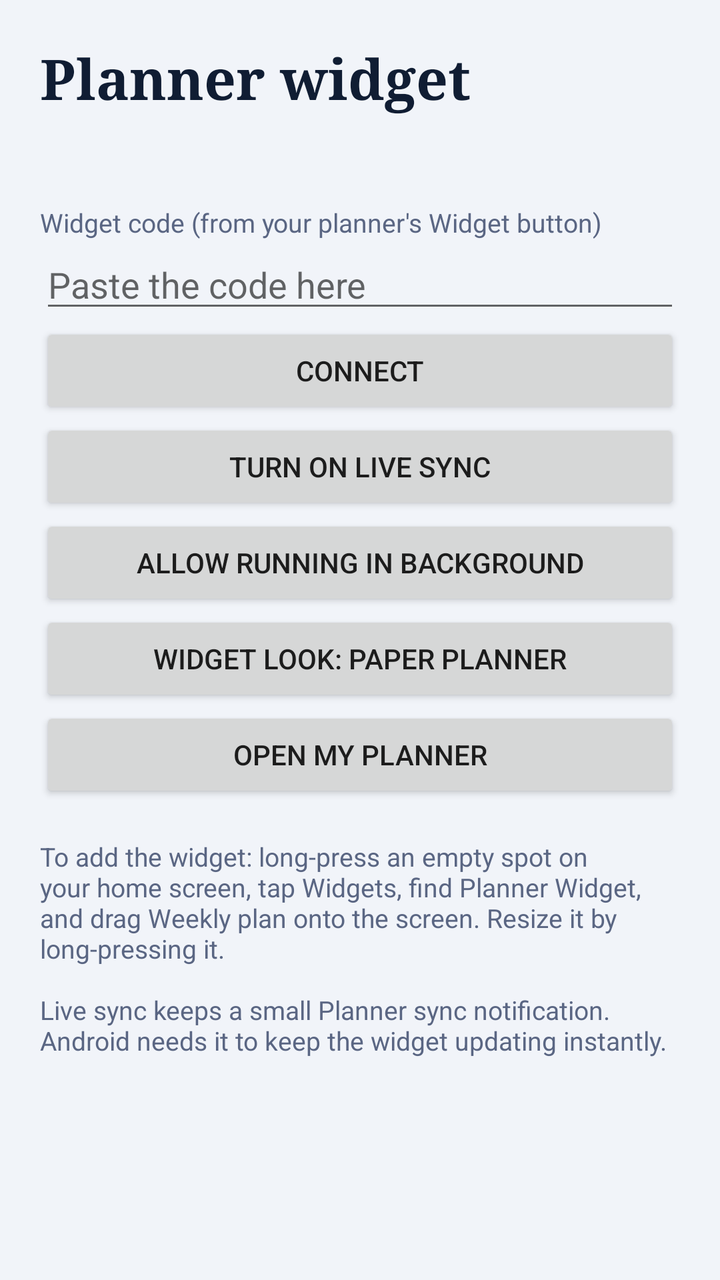
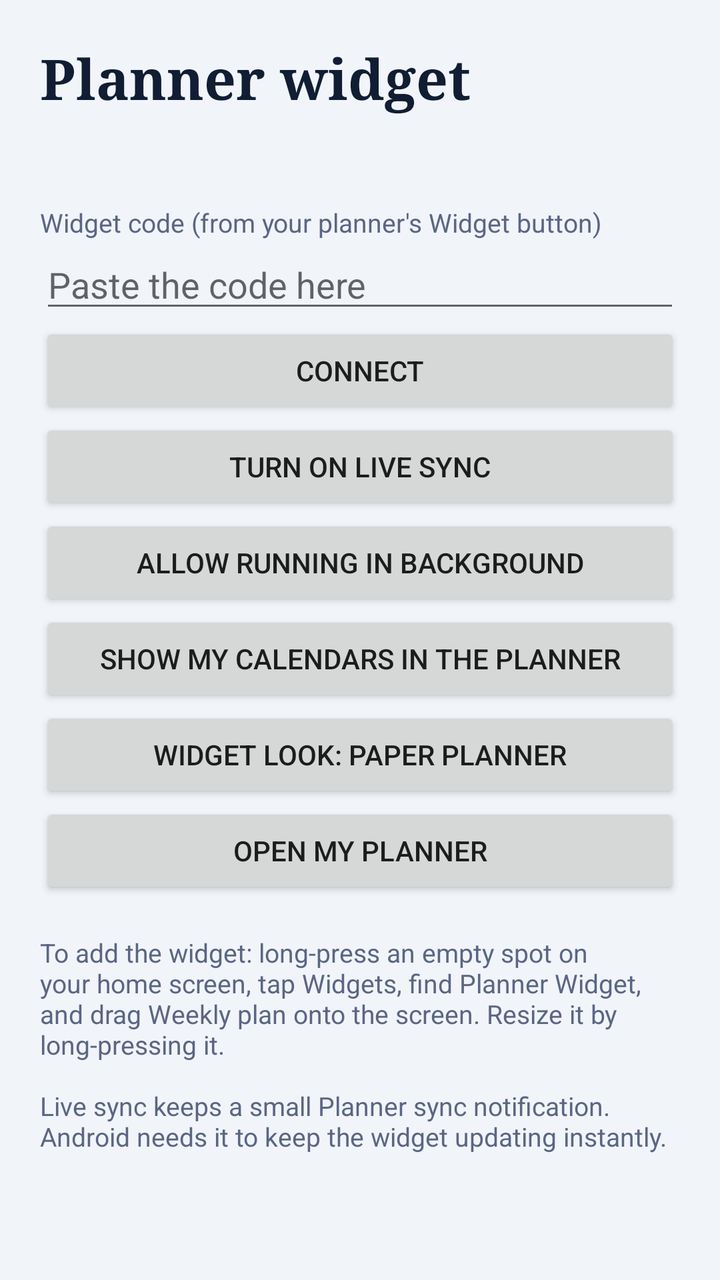

Screens rendered from an Android XML layout before and after an edit, with the pre-edit source and the edit as a unified diff.
<!-- AndroidManifest.xml: application theme android:Theme.Material.Light.DarkActionBar -->
<!-- res/layout/activity_main.xml -->
<?xml version="1.0" encoding="utf-8"?>
<ScrollView xmlns:android="http://schemas.android.com/apk/res/android"
    android:layout_width="match_parent"
    android:layout_height="match_parent"
    android:background="#FFF1F4F9">

    <LinearLayout
        android:layout_width="match_parent"
        android:layout_height="wrap_content"
        android:orientation="vertical"
        android:padding="20dp">

        <TextView
            android:layout_width="wrap_content"
            android:layout_height="wrap_content"
            android:fontFamily="serif"
            android:text="Planner widget"
            android:textColor="#FF101D33"
            android:textSize="28sp"
            android:textStyle="bold" />

        <TextView
            android:id="@+id/status"
            android:layout_width="match_parent"
            android:layout_height="wrap_content"
            android:paddingTop="10dp"
            android:paddingBottom="14dp"
            android:textColor="#FF101D33"
            android:textSize="15sp" />

        <TextView
            android:layout_width="wrap_content"
            android:layout_height="wrap_content"
            android:text="Widget code (from your planner's Widget button)"
            android:textColor="#FF5A6683"
            android:textSize="13sp" />

        <EditText
            android:id="@+id/code"
            android:layout_width="match_parent"
            android:layout_height="wrap_content"
            android:hint="Paste the code here"
            android:inputType="textNoSuggestions"
            android:singleLine="true" />

        <Button
            android:id="@+id/save"
            android:layout_width="match_parent"
            android:layout_height="wrap_content"
            android:text="Connect" />

        <Button
            android:id="@+id/live"
            android:layout_width="match_parent"
            android:layout_height="wrap_content"
            android:text="Turn on live sync" />

        <Button
            android:id="@+id/battery"
            android:layout_width="match_parent"
            android:layout_height="wrap_content"
            android:text="Allow running in background" />

        <Button
            android:id="@+id/style"
            android:layout_width="match_parent"
            android:layout_height="wrap_content"
            android:text="Widget look: paper planner" />

        <Button
            android:id="@+id/open"
            android:layout_width="match_parent"
            android:layout_height="wrap_content"
            android:text="Open My Planner" />

        <TextView
            android:layout_width="match_parent"
            android:layout_height="wrap_content"
            android:paddingTop="18dp"
            android:text="To add the widget: long-press an empty spot on your home screen, tap Widgets, find Planner Widget, and drag Weekly plan onto the screen. Resize it by long-pressing it.\n\nLive sync keeps a small Planner sync notification. Android needs it to keep the widget updating instantly."
            android:textColor="#FF5A6683"
            android:textSize="13sp" />
    </LinearLayout>
</ScrollView>
<!-- resources referenced by this layout -->
<resources>

</resources>

<!-- the commit's change to res/layout/activity_main.xml (unified diff, before → after) -->
@@ -62,6 +62,12 @@
             android:text="Allow running in background" />
 
         <Button
+            android:id="@+id/calperm"
+            android:layout_width="match_parent"
+            android:layout_height="wrap_content"
+            android:text="Show my calendars in the planner" />
+
+        <Button
             android:id="@+id/style"
             android:layout_width="match_parent"
             android:layout_height="wrap_content"
